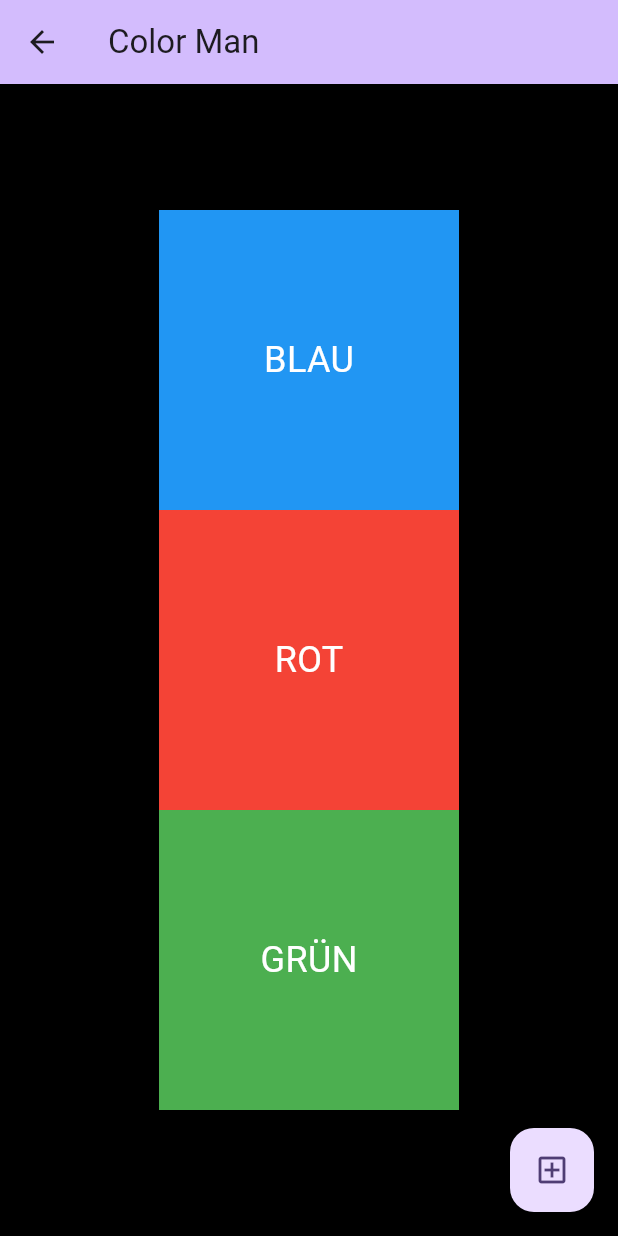
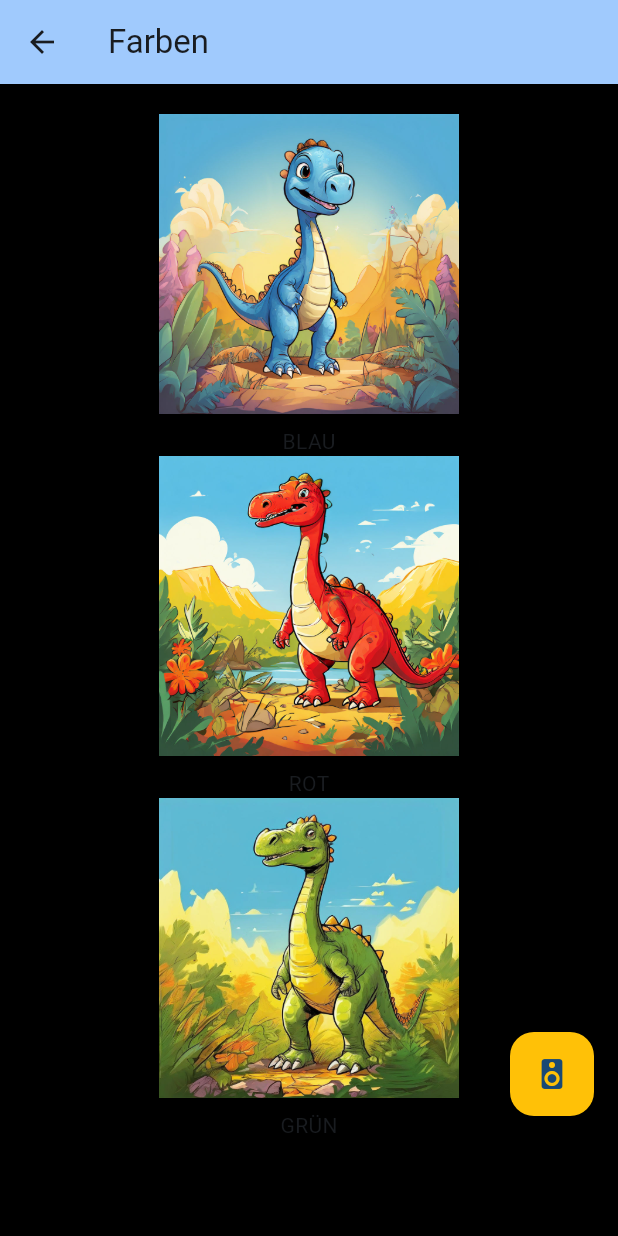
Before and after one commit to HamstyOnTour/ColorMan, a Flutter app: the screen it shows after launch, after a tap on "Color Man", on a phone screen of 412 x 824 dp. Run offline on Flutter 3.47's test engine with Material 3 defaults, Android fonts, the light colour scheme and no system bars; our stand-ins replace confetti, flutter_bloc, flutter_tts.

Commit message:
changed color man to dinos, added 9 new dinos, added blocpattern

```diff
--- a/lib/main.dart
+++ b/lib/main.dart
@@ -38,7 +38,7 @@ class _HomeState extends State<HomePage> {
     return MaterialApp(
       title: 'ColorMan',
       theme: ThemeData(
-        colorScheme: ColorScheme.fromSeed(seedColor: Colors.deepPurple),
+        colorScheme: ColorScheme.fromSeed(seedColor: Colors.blue),
         useMaterial3: true,
       ),
       home: Scaffold(
@@ -58,8 +58,7 @@ class _HomeState extends State<HomePage> {
               onClick: () {
                 var materialPageRoute;
                 if (index == 0) {
-                  materialPageRoute = MaterialPageRoute(
-                      builder: (context) => ColorHomePage(title: "Color Man"));
+                  materialPageRoute = MaterialPageRoute(builder: (context) => ColorHomePage());
                 } else if (index == 1) {
                   materialPageRoute = MaterialPageRoute(builder: (context) => SumsWidget());
                 } else {
--- a/lib/widgets/color/ColorHomePage.dart
+++ b/lib/widgets/color/ColorHomePage.dart
@@ -1,131 +1,112 @@
-import 'dart:math';
-
 import 'package:colorman/widgets/TextToSpeech.dart';
+import 'package:colorman/widgets/color/event/ColorEvent.dart';
 import 'package:confetti/confetti.dart';
 import 'package:flutter/cupertino.dart';
 import 'package:flutter/material.dart';
+import 'package:flutter_bloc/flutter_bloc.dart';
 
-import 'ColoredBoxWidget.dart';
+import 'widget/ImageWidget.dart';
 
-class ColorHomePage extends StatefulWidget {
-
-  const ColorHomePage({super.key, required this.title});
-
-  final String title;
+class ColorHomePage extends StatelessWidget {
   @override
-  _MyWidgetState createState() => _MyWidgetState();
-}
-
-class _MyWidgetState extends State<ColorHomePage> {
-  int _counter = 0;
-  TextToSpeech textToSpeech = TextToSpeech();
-  bool isConfetti = false;
-  final confettiController = ConfettiController();
-
-  void _speakText() {
-    if (isConfetti) {
-      confettiController.stop();
-    }
-    String text;
-    switch (_counter % 3) {
-      case 0:
-        text = "Blau";
-        break;
-      case 1:
-        text = "Rot";
-        break;
-      case 2:
-      default:
-        text = "Grün";
-    }
-    textToSpeech.speak(text);
-  }
-
-  void _checkSelection(int state) {
-    if (state == _counter % 3) {
-      textToSpeech.speak("RICHTIG");
-      setState(() {
-        isConfetti = true;
-        confettiController.play();
-        Future.delayed(Duration(seconds: 2), () {
-          final random = Random();
-          int randomNumber = random.nextInt(3) + 1;
-          _counter += randomNumber;
-          confettiController.stop();
-          _speakText();
-        });
-      });
-    } else {
-      textToSpeech.speak("Leider falsch");
-      setState(() {
-        isConfetti = false;
-        confettiController.stop();
-        Future.delayed(Duration(seconds: 2), (){
-          final random = Random();
-          int randomNumber = random.nextInt(3) + 1;
-          _counter += randomNumber;
-          _speakText();
-        });
-      });
+  Widget build(BuildContext context) {
+    return BlocProvider(
+      create: (context) => ColorBloc(),
+      child: ColorView(),
+    );
   }
 }
 
-  @override
-  void initState() {
-    super.initState();
-    confettiController.addListener(() {
-      setState(() {
-        isConfetti =
-            confettiController.state == ConfettiControllerState.playing;
-      });
+class ColorView extends StatelessWidget {
+  final TextToSpeech textToSpeech = TextToSpeech();
+  final confettiController = ConfettiController();
+  bool _isProcessing = false;
+
+  void _checkSelection(int state, ColorBloc bloc) {
+    if (!_isProcessing) {
+      _isProcessing = true;
+    } else {
+      return;
+    }
+    if (state == bloc.state.solutionIndex % 3) {
+      textToSpeech.speak("RICHTIG");
+      confettiController.play();
+    } else {
+      textToSpeech.speak("Leider falsch");
+    }
+    Future.delayed(Duration(seconds: 2), () {
+      _isProcessing = false;
+      bloc.add(ColorPressedEvent());
+      confettiController.stop();
     });
   }
 
   @override
   Widget build(BuildContext context) {
-    return Stack(alignment: Alignment.center, children: [
+    final ColorBloc colorBloc = BlocProvider.of<ColorBloc>(context);
+    return BlocProvider(
+        create: (context) => colorBloc,
+        child: Stack(alignment: Alignment.center, children: [
           Scaffold(
               backgroundColor: Colors.black,
               appBar: AppBar(
-          backgroundColor: Theme
-              .of(context)
-              .colorScheme
-              .inversePrimary,
-          title: Text(widget.title),
+                backgroundColor: Theme.of(context).colorScheme.inversePrimary,
+                title: Text("Farben"),
               ),
-        body: Center(
+              body: BlocBuilder<ColorBloc, ColorSelection>(
+                  builder: (context, selection) {
+                textToSpeech
+                    .speak("Welcher Dino ist ${colorBloc.state.colorText}?");
+                return Stack(alignment: Alignment.center, children: [
+                  SingleChildScrollView(
+                    padding: EdgeInsets.only(top: 20.0),
+                    child: Center(
                       child: Column(
                         mainAxisAlignment: MainAxisAlignment.center,
                         children: <Widget>[
-              ColoredBoxWidget(
-                color: Colors.blue,
+                          ImageWidget(
+                            imagePath: colorBloc.state.getImage(0),
                             text: "BLAU",
+                            height: 200,
+                            width: 200,
                             onClick: () {
-                  _checkSelection(0);
+                              _checkSelection(0, colorBloc);
                             },
                           ),
-              ColoredBoxWidget(
-                color: Colors.red,
+                          ImageWidget(
+                            imagePath: colorBloc.state.getImage(1),
                             text: "ROT",
+                            height: 200,
+                            width: 200,
                             onClick: () {
-                  _checkSelection(1);
+                              _checkSelection(1, colorBloc);
                             },
                           ),
-              ColoredBoxWidget(
-                color: Colors.green,
+                          ImageWidget(
+                            imagePath: colorBloc.state.getImage(2),
                             text: "GRÜN",
+                            height: 200,
+                            width: 200,
                             onClick: () {
-                  _checkSelection(2);
+                              _checkSelection(2, colorBloc);
                             },
                           ),
                         ],
                       ),
                     ),
-        floatingActionButton: FloatingActionButton(
-          onPressed: _speakText,
+                  ),
+                  Positioned(
+                    bottom: 16,
+                    right: 16,
+                    child: FloatingActionButton(
+                      onPressed: () async {
+                        textToSpeech.speak(colorBloc.state.colorText);
+                      },
                       tooltip: 'Color',
-          child: const Icon(Icons.add_box_outlined),
-        ), // This trailing comma makes auto-formatting nicer for build methods.
+                      backgroundColor: Colors.amber,
+                      child: const Icon(Icons.speaker),
+                    ),
+                    // This trailing comma makes auto-formatting nicer for build methods.
                   ),
                   ConfettiWidget(
                     confettiController: confettiController,
@@ -133,5 +114,7 @@ class _MyWidgetState extends State<ColorHomePage> {
                     blastDirectionality: BlastDirectionality.explosive,
                   )
                 ]);
+              })),
+        ]));
   }
 }
--- /dev/null
+++ b/lib/widgets/color/event/ColorEvent.dart
@@ -0,0 +1,58 @@
+import 'dart:math';
+
+import 'package:flutter_bloc/flutter_bloc.dart';
+
+class ColorEvent {}
+
+class ColorPressedEvent extends ColorEvent {}
+
+class ColorBloc extends Bloc<ColorEvent, ColorSelection> {
+  ColorBloc() : super(ColorSelection(1)) {
+    on<ColorPressedEvent>((event, emit) {
+      final random = Random();
+      int randomNumber = random.nextInt(3) + 1;
+      emit(ColorSelection(randomNumber));
+    });
+  }
+}
+
+class ColorSelection {
+  String _colorText = "";
+  final int _solutionIndex;
+  static int _dinos = 0;
+  List<String> _images = [];
+
+  ColorSelection(this._solutionIndex) {
+    switch (_solutionIndex % 3) {
+      case 0:
+        _colorText = "Blau";
+        break;
+      case 1:
+        _colorText = "Rot";
+        break;
+      case 2:
+      default:
+        _colorText = "Grün";
+    }
+    _images = [
+      'images/blueTRex.jpeg',
+      'images/redTRex.jpeg',
+      'images/greenTRex.jpeg',
+      'images/brontosaurusBlue.jpeg',
+      'images/brontosaurusRed.jpeg',
+      'images/brontosaurusGreen.jpeg',
+      'images/triceratopsBlue.jpeg',
+      'images/triceratopsRed.jpeg',
+      'images/triceratopsGreen.jpeg'
+    ];
+    _dinos++;
+  }
+
+  String getImage(int position) {
+    return _images[position + 3 * (_dinos % 3)];
+  }
+
+  int get solutionIndex => _solutionIndex;
+
+  String get colorText => _colorText;
+}
--- /dev/null
+++ b/lib/widgets/color/widget/ImageWidget.dart
@@ -0,0 +1,36 @@
+import 'package:flutter/material.dart';
+
+class ImageWidget extends StatelessWidget {
+  final String imagePath;
+  final String text;
+  final Function onClick;
+  final double width;
+  final double height;
+
+  const ImageWidget({
+    Key? key,
+    required this.imagePath,
+    required this.text,
+    required this.onClick,
+    this.width = 100,
+    this.height = 100,
+  }) : super(key: key);
+
+  @override
+  Widget build(BuildContext context) {
+    return GestureDetector(
+      onTap: onClick as void Function()?,
+      child: Column(
+        children: [
+          Image.asset(
+            imagePath,
+            width: width,
+            height: height,
+          ),
+          SizedBox(height: 8),
+          Text(text),
+        ],
+      ),
+    );
+  }
+}
--- a/pubspec.yaml
+++ b/pubspec.yaml
@@ -69,6 +69,9 @@ flutter:
   #   - images/a_dot_burr.jpeg
   #   - images/a_dot_ham.jpeg
 
+  assets:
+    - images/
+
   # An image asset can refer to one or more resolution-specific "variants", see
   # https://flutter.dev/assets-and-images/#resolution-aware
 
```
Also changed, not shown: images/blueTRex.jpeg (added), images/brontosaurusBlue.jpeg (added), images/brontosaurusGreen.jpeg (added), images/brontosaurusRed.jpeg (added), images/greenTRex.jpeg (added), images/redTRex.jpeg (added), images/triceratopsBlue.jpeg (added), images/triceratopsGreen.jpeg (added), images/triceratopsRed.jpeg (added). Lines whose indentation alone changed are shown as unchanged.
